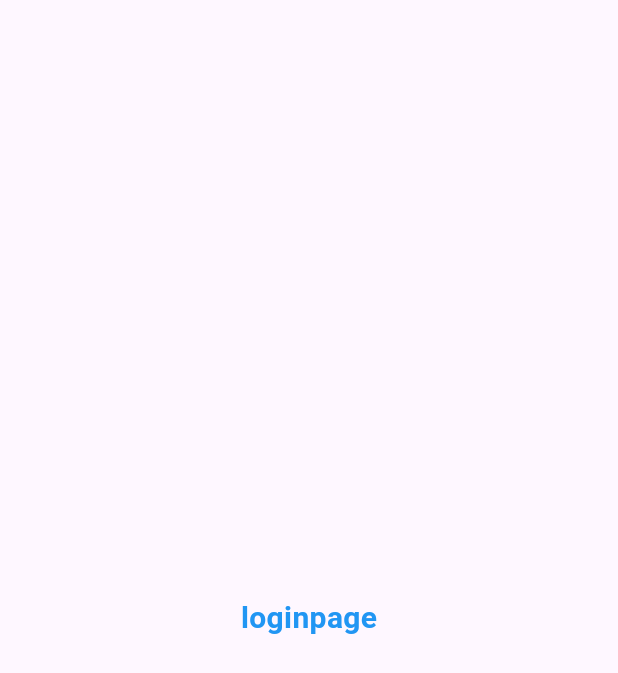
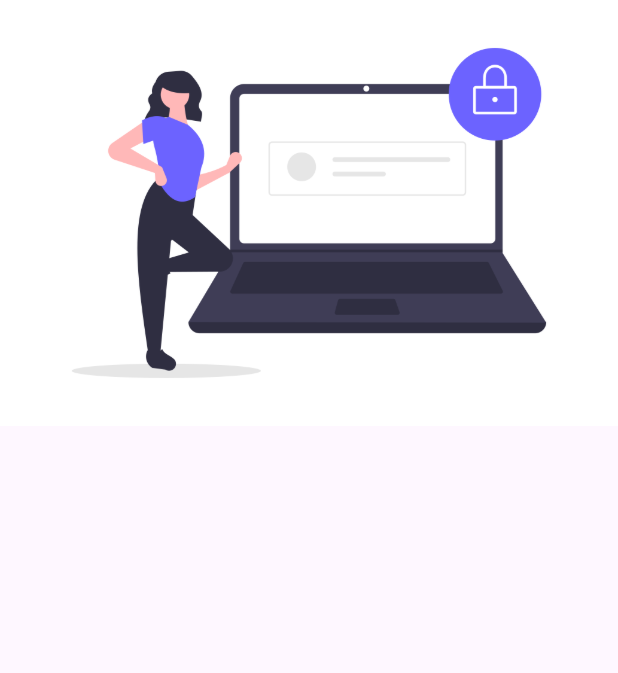
Before and after one commit to Torabarnob203311003/Learning-Flutter, a Flutter app: the screen it shows after launch, on a phone screen of 412 x 824 dp. Shown: the top 673 px of the screen. Run offline on Flutter 3.47's test engine with Material 3 defaults, Android fonts, the phone set to English and light mode, and no system bars.

```diff
--- a/lib/main.dart
+++ b/lib/main.dart
@@ -15,7 +15,7 @@ class MyApp extends StatelessWidget {
       darkTheme: ThemeData(
         brightness: Brightness.dark,
       ),
-      initialRoute: "/home",
+
       routes: {
         "/": (context) => MyWidget(),
         "/loginpage": (context) => HomePage()
--- a/lib/pages/login_page.dart
+++ b/lib/pages/login_page.dart
@@ -6,16 +6,10 @@ class MyWidget extends StatelessWidget {
   @override
   Widget build(BuildContext context) {
     return Material(
-      child: Center(
-        child: Text(
-          "loginpage",
-          style: TextStyle(
-            fontSize: 20,
-            color: Colors.blue,
-            fontWeight: FontWeight.bold,
-          ),
-        ),
-      ),
-    );
+        child: Column(
+      children: [
+        Image.asset("assets/images/login_images.png"),
+      ],
+    ));
   }
 }
```
Also changed, not shown: pubspec.yaml (+4 -8 lines), assets/images/Man.png (deleted), assets/images/login_images.png (added).
